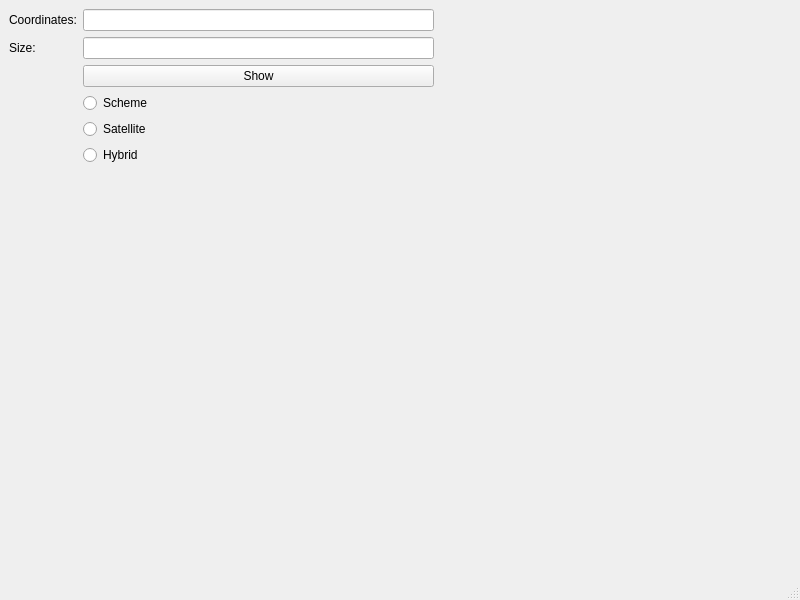
This is map_interface.ui in A-mpol/A-big-task-for-the-Maps-API as Qt 5 draws it before an edit. The edited form follows.
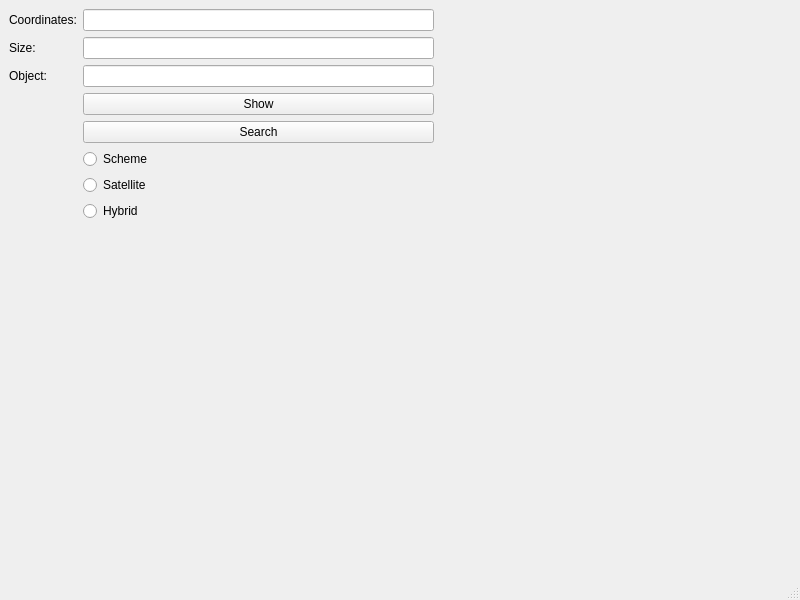
This is the edited form.

Commit message: ui file for part 5 (with object edit and new search button)

The edit to the form file:
```diff
--- a/map_interface.ui
+++ b/map_interface.ui
@@ -51,14 +51,14 @@
       </property>
      </widget>
     </item>
-    <item row="6" column="0" colspan="3">
+    <item row="8" column="0" colspan="3">
      <widget class="QLabel" name="image_label">
       <property name="text">
        <string/>
       </property>
      </widget>
     </item>
-    <item row="2" column="1">
+    <item row="3" column="1">
      <widget class="QPushButton" name="show_button">
       <property name="text">
        <string>Show</string>
@@ -78,24 +78,41 @@
     <item row="0" column="1">
      <widget class="QLineEdit" name="coords_edit"/>
     </item>
-    <item row="4" column="1">
+    <item row="2" column="1">
+     <widget class="QLineEdit" name="object_edit"/>
+    </item>
+    <item row="7" column="1">
+     <widget class="QRadioButton" name="sat_skl_radiobutton">
+      <property name="text">
+       <string>Hybrid</string>
+      </property>
+     </widget>
+    </item>
+    <item row="6" column="1">
      <widget class="QRadioButton" name="sat_radiobutton">
       <property name="text">
        <string>Satellite</string>
       </property>
      </widget>
     </item>
-    <item row="3" column="1">
+    <item row="2" column="0">
+     <widget class="QLabel" name="object_label">
+      <property name="text">
+       <string>Object:</string>
+      </property>
+     </widget>
+    </item>
+    <item row="5" column="1">
      <widget class="QRadioButton" name="map_radiobutton">
       <property name="text">
        <string>Scheme</string>
       </property>
      </widget>
     </item>
-    <item row="5" column="1">
-     <widget class="QRadioButton" name="sat_skl_radiobutton">
+    <item row="4" column="1">
+     <widget class="QPushButton" name="search_button">
       <property name="text">
-       <string>Hybrid</string>
+       <string>Search</string>
       </property>
      </widget>
     </item>
```
Left out of the diff: 2 changed lines with no effect on the pictures. The commit also changes 1 other file.
